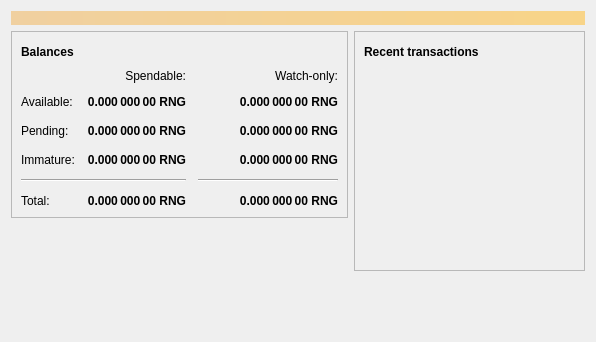
Above: src/qt/forms/overviewpage.ui from rngcoin-project/rngcoin before the change. Below: the same form after it.
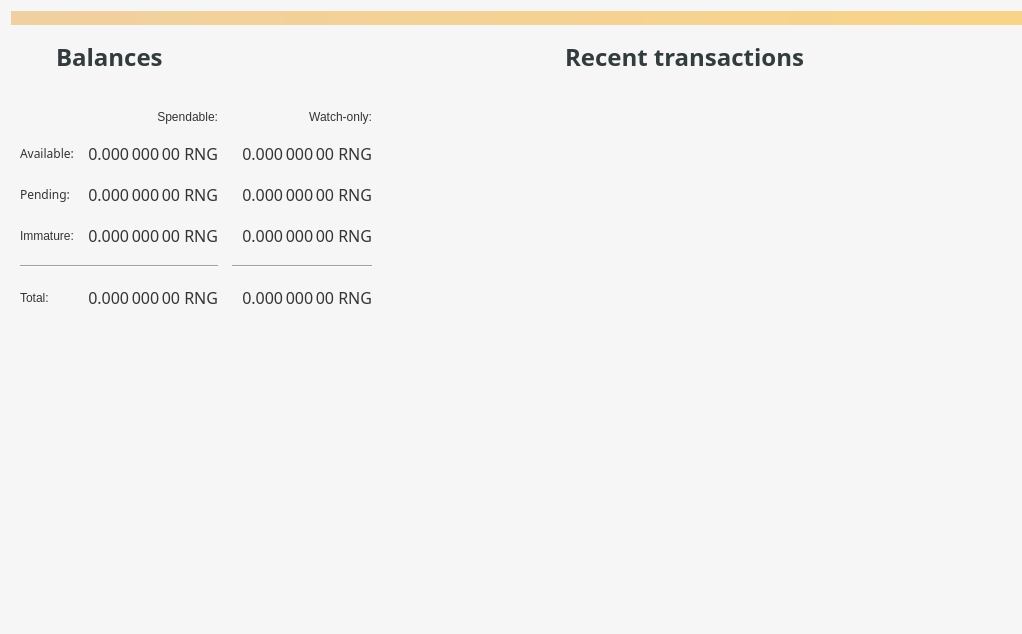
That is the form after the change. Icons and pictures are not drawn.

What changed in the file:
```diff
--- a/src/qt/forms/overviewpage.ui
+++ b/src/qt/forms/overviewpage.ui
@@ -6,14 +6,27 @@
    <rect>
     <x>0</x>
     <y>0</y>
-    <width>596</width>
-    <height>342</height>
+    <width>1022</width>
+    <height>634</height>
    </rect>
   </property>
   <property name="windowTitle">
    <string>Form</string>
   </property>
+  <property name="styleSheet">
+   <string notr="true">#OverviewPage {
+	background-color:       rgb(246, 246, 247); 
+	/*background-image:     url(:/icons/res/icons/bkg_1.png);*/
+	background-repeat:    false;
+	background-position: right bottom;
+}
+
+</string>
+  </property>
   <layout class="QVBoxLayout" name="topLayout">
+   <property name="rightMargin">
+    <number>0</number>
+   </property>
    <item>
     <widget class="QLabel" name="labelAlerts">
      <property name="visible">
@@ -40,7 +53,7 @@
        <item>
         <widget class="QFrame" name="frame">
          <property name="frameShape">
-          <enum>QFrame::StyledPanel</enum>
+          <enum>QFrame::NoFrame</enum>
          </property>
          <property name="frameShadow">
           <enum>QFrame::Raised</enum>
@@ -48,52 +61,61 @@
          <layout class="QVBoxLayout" name="verticalLayout_4">
           <item>
            <layout class="QHBoxLayout" name="horizontalLayout_4">
+            <item>
+             <widget class="QPushButton" name="labelWalletStatus">
+              <property name="enabled">
+               <bool>true</bool>
+              </property>
+              <property name="maximumSize">
+               <size>
+                <width>30</width>
+                <height>16777215</height>
+               </size>
+              </property>
+              <property name="toolTip">
+               <string>The displayed information may be out of date. Your wallet automatically synchronizes with the RNGCoin network after a connection is established, but this process has not completed yet.</string>
+              </property>
+              <property name="text">
+               <string/>
+              </property>
+              <property name="icon">
+               <iconset resource="../bitcoin.qrc">
+                <normaloff>:/icons/warning</normaloff>
+                <disabledoff>:/icons/warning</disabledoff>:/icons/warning</iconset>
+              </property>
+              <property name="iconSize">
+               <size>
+                <width>24</width>
+                <height>24</height>
+               </size>
+              </property>
+              <property name="flat">
+               <bool>true</bool>
+              </property>
+             </widget>
+            </item>
             <item>
              <widget class="QLabel" name="label_5">
               <property name="font">
                <font>
-                <weight>75</weight>
+                <family>Montserrat</family>
+                <pointsize>18</pointsize>
+                <weight>62</weight>
                 <bold>true</bold>
                </font>
               </property>
+              <property name="styleSheet">
+               <string notr="true">font-size: 18pt;
+font-weight: 500; 
+font-family: &quot;Montserrat&quot;;
+color: rgb(50, 60, 60);
+</string>
+              </property>
               <property name="text">
                <string>Balances</string>
               </property>
              </widget>
             </item>
-            <item>
-             <widget class="QPushButton" name="labelWalletStatus">
-              <property name="enabled">
-               <bool>true</bool>
-              </property>
-              <property name="maximumSize">
-               <size>
-                <width>30</width>
-                <height>16777215</height>
-               </size>
-              </property>
-              <property name="toolTip">
-               <string>The displayed information may be out of date. Your wallet automatically synchronizes with the RNGCoin network after a connection is established, but this process has not completed yet.</string>
-              </property>
-              <property name="text">
-               <string/>
-              </property>
-              <property name="icon">
-               <iconset resource="../bitcoin.qrc">
-                <normaloff>:/icons/warning</normaloff>
-                <disabledoff>:/icons/warning</disabledoff>:/icons/warning</iconset>
-              </property>
-              <property name="iconSize">
-               <size>
-                <width>24</width>
-                <height>24</height>
-               </size>
-              </property>
-              <property name="flat">
-               <bool>true</bool>
-              </property>
-             </widget>
-            </item>
             <item>
              <spacer name="horizontalSpacer_3">
               <property name="orientation">
@@ -109,67 +131,52 @@
             </item>
            </layout>
           </item>
+          <item>
+           <spacer name="verticalSpacer_3">
+            <property name="orientation">
+             <enum>Qt::Vertical</enum>
+            </property>
+            <property name="sizeType">
+             <enum>QSizePolicy::Fixed</enum>
+            </property>
+            <property name="sizeHint" stdset="0">
+             <size>
+              <width>15</width>
+              <height>30</height>
+             </size>
+            </property>
+           </spacer>
+          </item>
           <item>
            <layout class="QGridLayout" name="gridLayout">
-            <property name="spacing">
-             <number>12</number>
+            <property name="horizontalSpacing">
+             <number>14</number>
             </property>
-            <item row="2" column="2">
-             <widget class="QLabel" name="labelWatchPending">
-              <property name="font">
-               <font>
-                <weight>75</weight>
-                <bold>true</bold>
-               </font>
+            <property name="verticalSpacing">
+             <number>18</number>
+            </property>
+            <item row="2" column="3">
+             <spacer name="horizontalSpacer_2">
+              <property name="orientation">
+               <enum>Qt::Horizontal</enum>
               </property>
-              <property name="cursor">
-               <cursorShape>IBeamCursor</cursorShape>
+              <property name="sizeHint" stdset="0">
+               <size>
+                <width>40</width>
+                <height>20</height>
+               </size>
               </property>
-              <property name="toolTip">
-               <string>Unconfirmed transactions to watch-only addresses</string>
-              </property>
-              <property name="text">
-               <string notr="true">0.000 000 00 RNG</string>
-              </property>
-              <property name="alignment">
-               <set>Qt::AlignRight|Qt::AlignTrailing|Qt::AlignVCenter</set>
-              </property>
-              <property name="textInteractionFlags">
-               <set>Qt::LinksAccessibleByMouse|Qt::TextSelectableByKeyboard|Qt::TextSelectableByMouse</set>
-              </property>
-             </widget>
-            </item>
-            <item row="2" column="1">
-             <widget class="QLabel" name="labelUnconfirmed">
-              <property name="font">
-               <font>
-                <weight>75</weight>
-                <bold>true</bold>
-               </font>
-              </property>
-              <property name="cursor">
-               <cursorShape>IBeamCursor</cursorShape>
-              </property>
-              <property name="toolTip">
-               <string>Total of transactions that have yet to be confirmed, and do not yet count toward the spendable balance</string>
-              </property>
-              <property name="text">
-               <string notr="true">0.000 000 00 RNG</string>
-              </property>
-              <property name="alignment">
-               <set>Qt::AlignRight|Qt::AlignTrailing|Qt::AlignVCenter</set>
-              </property>
-              <property name="textInteractionFlags">
-               <set>Qt::LinksAccessibleByMouse|Qt::TextSelectableByKeyboard|Qt::TextSelectableByMouse</set>
-              </property>
-             </widget>
+             </spacer>
             </item>
             <item row="3" column="2">
              <widget class="QLabel" name="labelWatchImmature">
               <property name="font">
                <font>
-                <weight>75</weight>
-                <bold>true</bold>
+                <family>Montserrat SemiBold</family>
+                <pointsize>12</pointsize>
+                <weight>7</weight>
+                <italic>false</italic>
+                <bold>false</bold>
                </font>
               </property>
               <property name="cursor">
@@ -178,6 +185,11 @@
               <property name="toolTip">
                <string>Mined balance in watch-only addresses that has not yet matured</string>
               </property>
+              <property name="styleSheet">
+               <string notr="true">color: rgb(52, 52, 52);
+font: 63 12pt &quot;Montserrat SemiBold&quot;;
+</string>
+              </property>
               <property name="text">
                <string notr="true">0.000 000 00 RNG</string>
               </property>
@@ -189,10 +201,69 @@
               </property>
              </widget>
             </item>
-            <item row="4" column="0" colspan="2">
-             <widget class="Line" name="line">
-              <property name="orientation">
-               <enum>Qt::Horizontal</enum>
+            <item row="2" column="1">
+             <widget class="QLabel" name="labelUnconfirmed">
+              <property name="font">
+               <font>
+                <family>Montserrat SemiBold</family>
+                <pointsize>12</pointsize>
+                <weight>7</weight>
+                <italic>false</italic>
+                <bold>false</bold>
+               </font>
+              </property>
+              <property name="cursor">
+               <cursorShape>IBeamCursor</cursorShape>
+              </property>
+              <property name="toolTip">
+               <string>Total of transactions that have yet to be confirmed, and do not yet count toward the spendable balance</string>
+              </property>
+              <property name="styleSheet">
+               <string notr="true">color: rgb(52, 52, 52);
+font: 63 12pt &quot;Montserrat SemiBold&quot;;
+</string>
+              </property>
+              <property name="text">
+               <string notr="true">0.000 000 00 RNG</string>
+              </property>
+              <property name="alignment">
+               <set>Qt::AlignRight|Qt::AlignTrailing|Qt::AlignVCenter</set>
+              </property>
+              <property name="textInteractionFlags">
+               <set>Qt::LinksAccessibleByMouse|Qt::TextSelectableByKeyboard|Qt::TextSelectableByMouse</set>
+              </property>
+             </widget>
+            </item>
+            <item row="2" column="2">
+             <widget class="QLabel" name="labelWatchPending">
+              <property name="font">
+               <font>
+                <family>Montserrat SemiBold</family>
+                <pointsize>12</pointsize>
+                <weight>7</weight>
+                <italic>false</italic>
+                <bold>false</bold>
+               </font>
+              </property>
+              <property name="cursor">
+               <cursorShape>IBeamCursor</cursorShape>
+              </property>
+              <property name="toolTip">
+               <string>Unconfirmed transactions to watch-only addresses</string>
+              </property>
+              <property name="styleSheet">
+               <string notr="true">color: rgb(52, 52, 52);
+font: 63 12pt &quot;Montserrat SemiBold&quot;;
+</string>
+              </property>
+              <property name="text">
+               <string notr="true">0.000 000 00 RNG</string>
+              </property>
+              <property name="alignment">
+               <set>Qt::AlignRight|Qt::AlignTrailing|Qt::AlignVCenter</set>
+              </property>
+              <property name="textInteractionFlags">
+               <set>Qt::LinksAccessibleByMouse|Qt::TextSelectableByKeyboard|Qt::TextSelectableByMouse</set>
               </property>
              </widget>
             </item>
@@ -217,53 +288,19 @@
             </item>
             <item row="5" column="0">
              <widget class="QLabel" name="labelTotalText">
+              <property name="styleSheet">
+               <string notr="true">color: rgb(52, 52, 52);
+font: 9pt &quot;Montserrat&quot;;</string>
+              </property>
               <property name="text">
                <string>Total:</string>
               </property>
              </widget>
             </item>
-            <item row="3" column="1">
-             <widget class="QLabel" name="labelImmature">
-              <property name="font">
-               <font>
-                <weight>75</weight>
-                <bold>true</bold>
-               </font>
-              </property>
-              <property name="cursor">
-               <cursorShape>IBeamCursor</cursorShape>
-              </property>
-              <property name="toolTip">
-               <string>Mined balance that has not yet matured</string>
-              </property>
-              <property name="text">
-               <string notr="true">0.000 000 00 RNG</string>
-              </property>
-              <property name="alignment">
-               <set>Qt::AlignRight|Qt::AlignTrailing|Qt::AlignVCenter</set>
-              </property>
-              <property name="textInteractionFlags">
-               <set>Qt::LinksAccessibleByMouse|Qt::TextSelectableByKeyboard|Qt::TextSelectableByMouse</set>
-              </property>
-             </widget>
-            </item>
-            <item row="2" column="3">
-             <spacer name="horizontalSpacer_2">
+            <item row="4" column="0" colspan="2">
+             <widget class="Line" name="line">
               <property name="orientation">
                <enum>Qt::Horizontal</enum>
-              </property>
-              <property name="sizeHint" stdset="0">
-               <size>
-                <width>40</width>
-                <height>20</height>
-               </size>
-              </property>
-             </spacer>
-            </item>
-            <item row="3" column="0">
-             <widget class="QLabel" name="labelImmatureText">
-              <property name="text">
-               <string>Immature:</string>
               </property>
              </widget>
             </item>
@@ -271,8 +308,11 @@
              <widget class="QLabel" name="labelTotal">
               <property name="font">
                <font>
-                <weight>75</weight>
-                <bold>true</bold>
+                <family>Montserrat SemiBold</family>
+                <pointsize>12</pointsize>
+                <weight>7</weight>
+                <italic>false</italic>
+                <bold>false</bold>
                </font>
               </property>
               <property name="cursor">
@@ -281,6 +321,11 @@
               <property name="toolTip">
                <string>Your current total balance</string>
               </property>
+              <property name="styleSheet">
+               <string notr="true">color: rgb(52, 52, 52);
+font: 63 12pt &quot;Montserrat SemiBold&quot;;
+</string>
+              </property>
               <property name="text">
                <string notr="true">0.000 000 00 RNG</string>
               </property>
@@ -292,19 +337,38 @@
               </property>
              </widget>
             </item>
-            <item row="5" column="2">
-             <widget class="QLabel" name="labelWatchTotal">
+            <item row="3" column="0">
+             <widget class="QLabel" name="labelImmatureText">
+              <property name="styleSheet">
+               <string notr="true">color: rgb(52, 52, 52);
+font: 9pt &quot;Montserrat&quot;;</string>
+              </property>
+              <property name="text">
+               <string>Immature:</string>
+              </property>
+             </widget>
+            </item>
+            <item row="3" column="1">
+             <widget class="QLabel" name="labelImmature">
               <property name="font">
                <font>
-                <weight>75</weight>
-                <bold>true</bold>
+                <family>Montserrat SemiBold</family>
+                <pointsize>12</pointsize>
+                <weight>7</weight>
+                <italic>false</italic>
+                <bold>false</bold>
                </font>
               </property>
               <property name="cursor">
                <cursorShape>IBeamCursor</cursorShape>
               </property>
               <property name="toolTip">
-               <string>Current total balance in watch-only addresses</string>
+               <string>Mined balance that has not yet matured</string>
+              </property>
+              <property name="styleSheet">
+               <string notr="true">color: rgb(52, 52, 52);
+font: 63 12pt &quot;Montserrat SemiBold&quot;;
+</string>
               </property>
               <property name="text">
                <string notr="true">0.000 000 00 RNG</string>
@@ -319,6 +383,10 @@
             </item>
             <item row="0" column="2">
              <widget class="QLabel" name="labelWatchonly">
+              <property name="styleSheet">
+               <string notr="true">color: rgb(52, 52, 52);
+font: 10pt &quot;Montserrat&quot;;</string>
+              </property>
               <property name="text">
                <string>Watch-only:</string>
               </property>
@@ -327,19 +395,88 @@
               </property>
              </widget>
             </item>
+            <item row="5" column="2">
+             <widget class="QLabel" name="labelWatchTotal">
+              <property name="font">
+               <font>
+                <family>Montserrat SemiBold</family>
+                <pointsize>12</pointsize>
+                <weight>7</weight>
+                <italic>false</italic>
+                <bold>false</bold>
+               </font>
+              </property>
+              <property name="cursor">
+               <cursorShape>IBeamCursor</cursorShape>
+              </property>
+              <property name="toolTip">
+               <string>Current total balance in watch-only addresses</string>
+              </property>
+              <property name="styleSheet">
+               <string notr="true">color: rgb(52, 52, 52);
+font: 63 12pt &quot;Montserrat SemiBold&quot;;
+</string>
+              </property>
+              <property name="text">
+               <string notr="true">0.000 000 00 RNG</string>
+              </property>
+              <property name="alignment">
+               <set>Qt::AlignRight|Qt::AlignTrailing|Qt::AlignVCenter</set>
+              </property>
+              <property name="textInteractionFlags">
+               <set>Qt::LinksAccessibleByMouse|Qt::TextSelectableByKeyboard|Qt::TextSelectableByMouse</set>
+              </property>
+             </widget>
+            </item>
             <item row="1" column="0">
              <widget class="QLabel" name="labelBalanceText">
+              <property name="font">
+               <font>
+                <family>Montserrat</family>
+                <pointsize>9</pointsize>
+                <weight>50</weight>
+                <italic>false</italic>
+                <bold>false</bold>
+               </font>
+              </property>
+              <property name="styleSheet">
+               <string notr="true">color: rgb(52, 52, 52);
+font: 9pt &quot;Montserrat&quot;;</string>
+              </property>
               <property name="text">
                <string>Available:</string>
               </property>
              </widget>
             </item>
+            <item row="2" column="0">
+             <widget class="QLabel" name="labelPendingText">
+              <property name="font">
+               <font>
+                <family>Montserrat</family>
+                <pointsize>9</pointsize>
+                <weight>50</weight>
+                <italic>false</italic>
+                <bold>false</bold>
+               </font>
+              </property>
+              <property name="styleSheet">
+               <string notr="true">color: rgb(52, 52, 52);
+font: 9pt &quot;Montserrat&quot;;</string>
+              </property>
+              <property name="text">
+               <string>Pending:</string>
+              </property>
+             </widget>
+            </item>
             <item row="1" column="1">
              <widget class="QLabel" name="labelBalance">
               <property name="font">
                <font>
-                <weight>75</weight>
-                <bold>true</bold>
+                <family>Montserrat SemiBold</family>
+                <pointsize>12</pointsize>
+                <weight>12</weight>
+                <italic>false</italic>
+                <bold>false</bold>
                </font>
               </property>
               <property name="cursor">
@@ -348,6 +485,11 @@
               <property name="toolTip">
                <string>Your current spendable balance</string>
               </property>
+              <property name="styleSheet">
+               <string notr="true">color: rgb(52, 52, 52);
+font: 100 12pt &quot;Montserrat SemiBold&quot;;
+</string>
+              </property>
               <property name="text">
                <string notr="true">0.000 000 00 RNG</string>
               </property>
@@ -363,8 +505,11 @@
              <widget class="QLabel" name="labelWatchAvailable">
               <property name="font">
                <font>
-                <weight>75</weight>
-                <bold>true</bold>
+                <family>Montserrat SemiBold</family>
+                <pointsize>12</pointsize>
+                <weight>7</weight>
+                <italic>false</italic>
+                <bold>false</bold>
                </font>
               </property>
               <property name="cursor">
@@ -373,6 +518,11 @@
               <property name="toolTip">
                <string>Your current balance in watch-only addresses</string>
               </property>
+              <property name="styleSheet">
+               <string notr="true">color: rgb(52, 52, 52);
+font: 63 12pt &quot;Montserrat SemiBold&quot;;
+</string>
+              </property>
               <property name="text">
                <string notr="true">0.000 000 00 RNG</string>
               </property>
@@ -384,15 +534,12 @@
               </property>
              </widget>
             </item>
-            <item row="2" column="0">
-             <widget class="QLabel" name="labelPendingText">
-              <property name="text">
-               <string>Pending:</string>
-              </property>
-             </widget>
-            </item>
             <item row="0" column="1">
              <widget class="QLabel" name="labelSpendable">
+              <property name="styleSheet">
+               <string notr="true">color: rgb(52, 52, 52);
+font: 10pt &quot;Montserrat&quot;;</string>
+              </property>
               <property name="text">
                <string>Spendable:</string>
               </property>
@@ -419,14 +566,37 @@
          </property>
         </spacer>
        </item>
+       <item>
+        <widget class="QLabel" name="label">
+         <property name="text">
+          <string/>
+         </property>
+         <property name="pixmap">
+          <pixmap resource="../bitcoin.qrc">:/icons/res/icons/rngcoin.png</pixmap>
+         </property>
+        </widget>
+       </item>
       </layout>
      </item>
      <item>
       <layout class="QVBoxLayout" name="verticalLayout_3">
        <item>
         <widget class="QFrame" name="frame_2">
+         <property name="autoFillBackground">
+          <bool>false</bool>
+         </property>
+         <property name="styleSheet">
+          <string notr="true">#frame_2
+{
+	background-color:       rgb(246, 246, 247); 
+	background-image:     url(:/icons/res/icons/bkg_1.png);
+	background-repeat:    false;
+	background-position: right bottom;
+
+}</string>
+         </property>
          <property name="frameShape">
-          <enum>QFrame::StyledPanel</enum>
+          <enum>QFrame::NoFrame</enum>
          </property>
          <property name="frameShadow">
           <enum>QFrame::Raised</enum>
@@ -434,52 +604,60 @@
          <layout class="QVBoxLayout" name="verticalLayout">
           <item>
            <layout class="QHBoxLayout" name="horizontalLayout_2">
+            <item>
+             <widget class="QPushButton" name="labelTransactionsStatus">
+              <property name="enabled">
+               <bool>true</bool>
+              </property>
+              <property name="maximumSize">
+               <size>
+                <width>30</width>
+                <height>16777215</height>
+               </size>
+              </property>
+              <property name="toolTip">
+               <string>The displayed information may be out of date. Your wallet automatically synchronizes with the RNGCoin network after a connection is established, but this process has not completed yet.</string>
+              </property>
+              <property name="text">
+               <string/>
+              </property>
+              <property name="icon">
+               <iconset resource="../bitcoin.qrc">
+                <normaloff>:/icons/warning</normaloff>
+                <disabledoff>:/icons/warning</disabledoff>:/icons/warning</iconset>
+              </property>
+              <property name="iconSize">
+               <size>
+                <width>24</width>
+                <height>24</height>
+               </size>
+              </property>
+              <property name="flat">
+               <bool>true</bool>
+              </property>
+             </widget>
+            </item>
             <item>
              <widget class="QLabel" name="label_4">
               <property name="font">
                <font>
-                <weight>75</weight>
+                <family>Montserrat</family>
+                <pointsize>18</pointsize>
+                <weight>62</weight>
                 <bold>true</bold>
                </font>
               </property>
+              <property name="styleSheet">
+               <string notr="true">font-size: 18pt;
+font-weight: 500; 
+font-family: &quot;Montserrat&quot;;
+color: rgb(50, 60, 60);</string>
+              </property>
               <property name="text">
                <string>Recent transactions</string>
               </property>
              </widget>
             </item>
-            <item>
-             <widget class="QPushButton" name="labelTransactionsStatus">
-              <property name="enabled">
-               <bool>true</bool>
-              </property>
-              <property name="maximumSize">
-               <size>
-                <width>30</width>
-                <height>16777215</height>
-               </size>
-              </property>
-              <property name="toolTip">
-               <string>The displayed information may be out of date. Your wallet automatically synchronizes with the RNGCoin network after a connection is established, but this process has not completed yet.</string>
-              </property>
-              <property name="text">
-               <string/>
-              </property>
-              <property name="icon">
-               <iconset resource="../bitcoin.qrc">
-                <normaloff>:/icons/warning</normaloff>
-                <disabledoff>:/icons/warning</disabledoff>:/icons/warning</iconset>
-              </property>
-              <property name="iconSize">
-               <size>
-                <width>24</width>
-                <height>24</height>
-               </size>
-              </property>
-              <property name="flat">
-               <bool>true</bool>
-              </property>
-             </widget>
-            </item>
             <item>
              <spacer name="horizontalSpacer">
               <property name="orientation">
@@ -497,6 +675,9 @@
           </item>
           <item>
            <widget class="QListView" name="listTransactions">
+            <property name="autoFillBackground">
+             <bool>false</bool>
+            </property>
             <property name="styleSheet">
              <string notr="true">QListView { background: transparent; }</string>
             </property>
@@ -514,22 +695,22 @@
             </property>
            </widget>
           </item>
+          <item>
+           <spacer name="verticalSpacer_2">
+            <property name="orientation">
+             <enum>Qt::Vertical</enum>
+            </property>
+            <property name="sizeHint" stdset="0">
+             <size>
+              <width>20</width>
+              <height>40</height>
+             </size>
+            </property>
+           </spacer>
+          </item>
          </layout>
         </widget>
        </item>
-       <item>
-        <spacer name="verticalSpacer_2">
-         <property name="orientation">
-          <enum>Qt::Vertical</enum>
-         </property>
-         <property name="sizeHint" stdset="0">
-          <size>
-           <width>20</width>
-           <height>40</height>
-          </size>
-         </property>
-        </spacer>
-       </item>
       </layout>
      </item>
     </layout>
```
Left out of the diff: 4 changed lines with no effect on the pictures.
